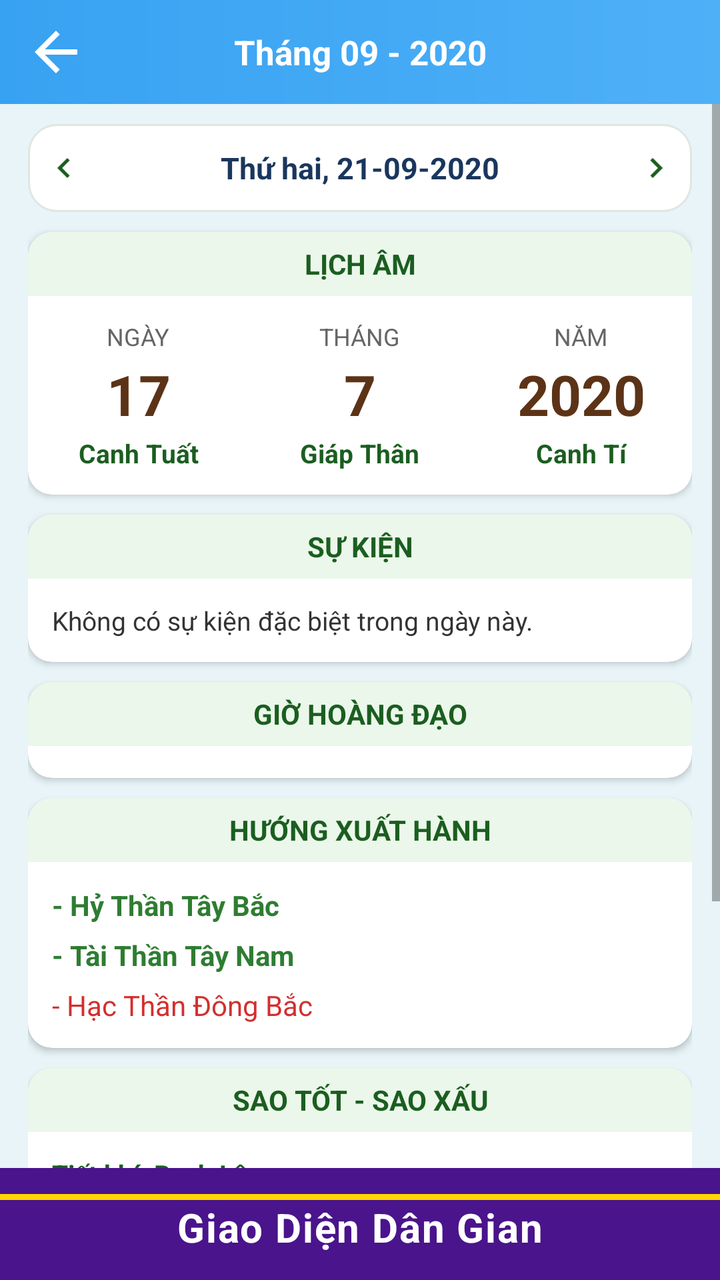
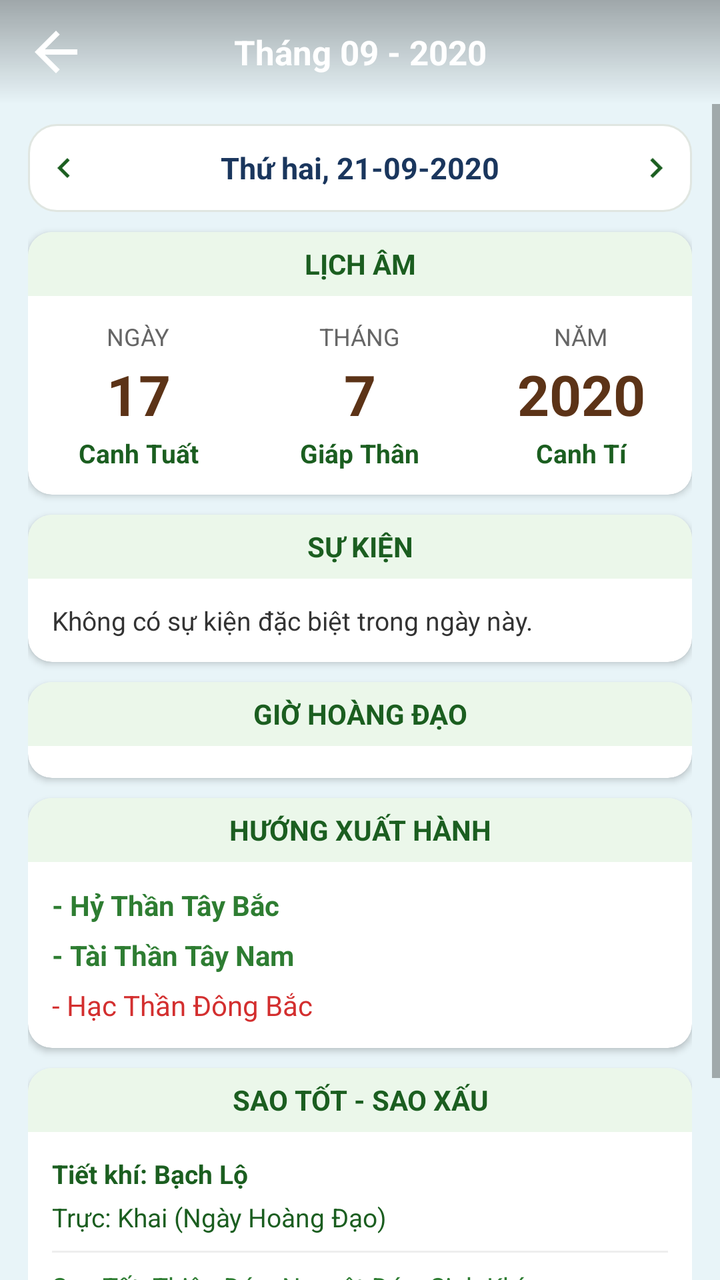

An Android layout rendered at two revisions. The XML below is the earlier revision; the diff shows what the commit changed to produce the second picture.
<!-- AndroidManifest.xml: application theme Theme.LichViet -->
<!-- res/layout/activity_day_detail.xml -->
<?xml version="1.0" encoding="utf-8"?>
<androidx.constraintlayout.widget.ConstraintLayout xmlns:android="http://schemas.android.com/apk/res/android"
    xmlns:app="http://schemas.android.com/apk/res-auto"
    android:layout_width="match_parent"
    android:layout_height="match_parent"
    android:background="#E8F4F8">

    
    <androidx.constraintlayout.widget.ConstraintLayout
        android:id="@+id/detail_top_bar"
        android:layout_width="0dp"
        android:layout_height="52dp"
        android:background="@drawable/bg_folk_header"
        android:paddingHorizontal="12dp"
        app:layout_constraintTop_toTopOf="parent"
        app:layout_constraintStart_toStartOf="parent"
        app:layout_constraintEnd_toEndOf="parent">

        <ImageView
            android:id="@+id/btn_back"
            android:layout_width="32dp"
            android:layout_height="32dp"
            android:contentDescription="Quay lại"
            android:src="@drawable/ic_arrow_back"
            app:layout_constraintStart_toStartOf="parent"
            app:layout_constraintTop_toTopOf="parent"
            app:layout_constraintBottom_toBottomOf="parent" />

        <TextView
            android:id="@+id/tv_detail_month_year"
            android:layout_width="wrap_content"
            android:layout_height="wrap_content"
            android:text="Tháng 09 - 2020"
            android:textColor="@color/white"
            android:textSize="17sp"
            android:textStyle="bold"
            app:layout_constraintStart_toStartOf="parent"
            app:layout_constraintEnd_toEndOf="parent"
            app:layout_constraintTop_toTopOf="parent"
            app:layout_constraintBottom_toBottomOf="parent" />

    </androidx.constraintlayout.widget.ConstraintLayout>

    
    <ScrollView
        android:layout_width="0dp"
        android:layout_height="0dp"
        android:fillViewport="true"
        app:layout_constraintTop_toBottomOf="@id/detail_top_bar"
        app:layout_constraintBottom_toTopOf="@id/bottom_banner_detail"
        app:layout_constraintStart_toStartOf="parent"
        app:layout_constraintEnd_toEndOf="parent">

        <LinearLayout
            android:layout_width="match_parent"
            android:layout_height="wrap_content"
            android:orientation="vertical"
            android:paddingHorizontal="14dp"
            android:paddingTop="10dp"
            android:paddingBottom="16dp">

            
            <LinearLayout
                android:layout_width="match_parent"
                android:layout_height="44dp"
                android:background="@drawable/bg_folk_card"
                android:orientation="horizontal"
                android:gravity="center">

                <ImageView
                    android:id="@+id/btn_prev_day"
                    android:layout_width="36dp"
                    android:layout_height="36dp"
                    android:padding="8dp"
                    android:src="@drawable/ic_chevron_left"
                    android:clickable="true"
                    android:focusable="true" />

                <TextView
                    android:id="@+id/tv_detail_full_date"
                    android:layout_width="0dp"
                    android:layout_height="wrap_content"
                    android:layout_weight="1"
                    android:gravity="center"
                    android:text="Thứ hai, 21-09-2020"
                    android:textColor="#1A365D"
                    android:textSize="15sp"
                    android:textStyle="bold" />

                <ImageView
                    android:id="@+id/btn_next_day"
                    android:layout_width="36dp"
                    android:layout_height="36dp"
                    android:padding="8dp"
                    android:src="@drawable/ic_chevron_right"
                    android:clickable="true"
                    android:focusable="true" />
            </LinearLayout>

            
            <androidx.cardview.widget.CardView
                android:layout_width="match_parent"
                android:layout_height="wrap_content"
                android:layout_marginTop="10dp"
                app:cardCornerRadius="12dp"
                app:cardElevation="2dp"
                app:cardBackgroundColor="@color/white">

                <LinearLayout
                    android:layout_width="match_parent"
                    android:layout_height="wrap_content"
                    android:orientation="vertical">

                    
                    <TextView
                        android:layout_width="match_parent"
                        android:layout_height="32dp"
                        android:background="#EBF7EA"
                        android:gravity="center"
                        android:text="@string/section_lunar_calendar"
                        android:textColor="#1B5E20"
                        android:textSize="14sp"
                        android:textStyle="bold" />

                    
                    <LinearLayout
                        android:layout_width="match_parent"
                        android:layout_height="wrap_content"
                        android:orientation="horizontal"
                        android:paddingVertical="12dp">

                        
                        <LinearLayout
                            android:layout_width="0dp"
                            android:layout_height="wrap_content"
                            android:layout_weight="1"
                            android:gravity="center"
                            android:orientation="vertical">

                            <TextView
                                android:layout_width="wrap_content"
                                android:layout_height="wrap_content"
                                android:text="@string/column_day"
                                android:textColor="#666666"
                                android:textSize="12sp" />

                            <TextView
                                android:id="@+id/tv_detail_lunar_day"
                                android:layout_width="wrap_content"
                                android:layout_height="wrap_content"
                                android:layout_marginTop="2dp"
                                android:text="17"
                                android:textColor="@color/lunar_day_color"
                                android:textSize="28sp"
                                android:textStyle="bold" />

                            <TextView
                                android:id="@+id/tv_detail_canchi_day"
                                android:layout_width="wrap_content"
                                android:layout_height="wrap_content"
                                android:layout_marginTop="2dp"
                                android:text="Canh Tuất"
                                android:textColor="#1B5E20"
                                android:textSize="13sp"
                                android:textStyle="bold" />
                        </LinearLayout>

                        
                        <LinearLayout
                            android:layout_width="0dp"
                            android:layout_height="wrap_content"
                            android:layout_weight="1"
                            android:gravity="center"
                            android:orientation="vertical">

                            <TextView
                                android:layout_width="wrap_content"
                                android:layout_height="wrap_content"
                                android:text="@string/column_month"
                                android:textColor="#666666"
                                android:textSize="12sp" />

                            <TextView
                                android:id="@+id/tv_detail_lunar_month"
                                android:layout_width="wrap_content"
                                android:layout_height="wrap_content"
                                android:layout_marginTop="2dp"
                                android:text="7"
                                android:textColor="@color/lunar_day_color"
                                android:textSize="28sp"
                                android:textStyle="bold" />

                            <TextView
                                android:id="@+id/tv_detail_canchi_month"
                                android:layout_width="wrap_content"
                                android:layout_height="wrap_content"
                                android:layout_marginTop="2dp"
                                android:text="Giáp Thân"
                                android:textColor="#1B5E20"
                                android:textSize="13sp"
                                android:textStyle="bold" />
                        </LinearLayout>

                        
                        <LinearLayout
                            android:layout_width="0dp"
                            android:layout_height="wrap_content"
                            android:layout_weight="1"
                            android:gravity="center"
                            android:orientation="vertical">

                            <TextView
                                android:layout_width="wrap_content"
                                android:layout_height="wrap_content"
                                android:text="@string/column_year"
                                android:textColor="#666666"
                                android:textSize="12sp" />

                            <TextView
                                android:id="@+id/tv_detail_lunar_year"
                                android:layout_width="wrap_content"
                                android:layout_height="wrap_content"
                                android:layout_marginTop="2dp"
                                android:text="2020"
                                android:textColor="@color/lunar_day_color"
                                android:textSize="28sp"
                                android:textStyle="bold" />

                            <TextView
                                android:id="@+id/tv_detail_canchi_year"
                                android:layout_width="wrap_content"
                                android:layout_height="wrap_content"
                                android:layout_marginTop="2dp"
                                android:text="Canh Tí"
                                android:textColor="#1B5E20"
                                android:textSize="13sp"
                                android:textStyle="bold" />
                        </LinearLayout>

                    </LinearLayout>

                </LinearLayout>
            </androidx.cardview.widget.CardView>

            
            <androidx.cardview.widget.CardView
                android:layout_width="match_parent"
                android:layout_height="wrap_content"
                android:layout_marginTop="10dp"
                app:cardCornerRadius="12dp"
                app:cardElevation="2dp"
                app:cardBackgroundColor="@color/white">

                <LinearLayout
                    android:layout_width="match_parent"
                    android:layout_height="wrap_content"
                    android:orientation="vertical">

                    <TextView
                        android:layout_width="match_parent"
                        android:layout_height="32dp"
                        android:background="#EBF7EA"
                        android:gravity="center"
                        android:text="@string/section_events"
                        android:textColor="#1B5E20"
                        android:textSize="14sp"
                        android:textStyle="bold" />

                    <TextView
                        android:id="@+id/tv_detail_events"
                        android:layout_width="match_parent"
                        android:layout_height="wrap_content"
                        android:padding="12dp"
                        android:text="@string/no_events"
                        android:textColor="#333333"
                        android:textSize="13sp" />

                </LinearLayout>
            </androidx.cardview.widget.CardView>

            
            <androidx.cardview.widget.CardView
                android:layout_width="match_parent"
                android:layout_height="wrap_content"
                android:layout_marginTop="10dp"
                app:cardCornerRadius="12dp"
                app:cardElevation="2dp"
                app:cardBackgroundColor="@color/white">

                <LinearLayout
                    android:layout_width="match_parent"
                    android:layout_height="wrap_content"
                    android:orientation="vertical">

                    <TextView
                        android:layout_width="match_parent"
                        android:layout_height="32dp"
                        android:background="#EBF7EA"
                        android:gravity="center"
                        android:text="@string/section_hoang_dao_hours"
                        android:textColor="#1B5E20"
                        android:textSize="14sp"
                        android:textStyle="bold" />

                    <androidx.recyclerview.widget.RecyclerView
                        android:id="@+id/rv_hoang_dao_hours"
                        android:layout_width="match_parent"
                        android:layout_height="wrap_content"
                        android:orientation="horizontal"
                        android:padding="8dp" />

                </LinearLayout>
            </androidx.cardview.widget.CardView>

            
            <androidx.cardview.widget.CardView
                android:layout_width="match_parent"
                android:layout_height="wrap_content"
                android:layout_marginTop="10dp"
                app:cardCornerRadius="12dp"
                app:cardElevation="2dp"
                app:cardBackgroundColor="@color/white">

                <LinearLayout
                    android:layout_width="match_parent"
                    android:layout_height="wrap_content"
                    android:orientation="vertical">

                    <TextView
                        android:layout_width="match_parent"
                        android:layout_height="32dp"
                        android:background="#EBF7EA"
                        android:gravity="center"
                        android:text="@string/section_departure_direction"
                        android:textColor="#1B5E20"
                        android:textSize="14sp"
                        android:textStyle="bold" />

                    <LinearLayout
                        android:layout_width="match_parent"
                        android:layout_height="wrap_content"
                        android:orientation="vertical"
                        android:padding="12dp">

                        <TextView
                            android:id="@+id/tv_hy_than"
                            android:layout_width="wrap_content"
                            android:layout_height="wrap_content"
                            android:text="- Hỷ Thần Tây Bắc"
                            android:textColor="#2E7D32"
                            android:textSize="14sp"
                            android:textStyle="bold" />

                        <TextView
                            android:id="@+id/tv_tai_than"
                            android:layout_width="wrap_content"
                            android:layout_height="wrap_content"
                            android:layout_marginTop="6dp"
                            android:text="- Tài Thần Tây Nam"
                            android:textColor="#2E7D32"
                            android:textSize="14sp"
                            android:textStyle="bold" />

                        <TextView
                            android:id="@+id/tv_hac_than"
                            android:layout_width="wrap_content"
                            android:layout_height="wrap_content"
                            android:layout_marginTop="6dp"
                            android:text="- Hạc Thần Đông Bắc"
                            android:textColor="#D32F2F"
                            android:textSize="14sp" />

                    </LinearLayout>
                </LinearLayout>
            </androidx.cardview.widget.CardView>

            
            <androidx.cardview.widget.CardView
                android:layout_width="match_parent"
                android:layout_height="wrap_content"
                android:layout_marginTop="10dp"
                app:cardCornerRadius="12dp"
                app:cardElevation="2dp"
                app:cardBackgroundColor="@color/white">

                <LinearLayout
                    android:layout_width="match_parent"
                    android:layout_height="wrap_content"
                    android:orientation="vertical">

                    <TextView
                        android:layout_width="match_parent"
                        android:layout_height="32dp"
                        android:background="#EBF7EA"
                        android:gravity="center"
                        android:text="@string/section_stars"
                        android:textColor="#1B5E20"
                        android:textSize="14sp"
                        android:textStyle="bold" />

                    <LinearLayout
                        android:layout_width="match_parent"
                        android:layout_height="wrap_content"
                        android:orientation="vertical"
                        android:padding="12dp">

                        <TextView
                            android:id="@+id/tv_tiet_khi"
                            android:layout_width="wrap_content"
                            android:layout_height="wrap_content"
                            android:text="Tiết khí: Bạch Lộ"
                            android:textColor="#1B5E20"
                            android:textSize="13sp"
                            android:textStyle="bold" />

                        <TextView
                            android:id="@+id/tv_truc"
                            android:layout_width="wrap_content"
                            android:layout_height="wrap_content"
                            android:layout_marginTop="4dp"
                            android:text="Trực: Khai (Ngày Hoàng Đạo)"
                            android:textColor="#1B5E20"
                            android:textSize="13sp" />

                        <View
                            android:layout_width="match_parent"
                            android:layout_height="1dp"
                            android:layout_marginVertical="8dp"
                            android:background="#EEEEEE" />

                        <TextView
                            android:id="@+id/tv_good_stars"
                            android:layout_width="match_parent"
                            android:layout_height="wrap_content"
                            android:text="Sao Tốt: Thiên Đức, Nguyệt Đức, Sinh Khí"
                            android:textColor="#2E7D32"
                            android:textSize="13sp" />

                        <TextView
                            android:id="@+id/tv_bad_stars"
                            android:layout_width="match_parent"
                            android:layout_height="wrap_content"
                            android:layout_marginTop="6dp"
                            android:text="Sao Xấu: Tiểu Hồng Sa"
                            android:textColor="#C62828"
                            android:textSize="13sp" />

                        <View
                            android:layout_width="match_parent"
                            android:layout_height="1dp"
                            android:layout_marginVertical="8dp"
                            android:background="#EEEEEE" />

                        <TextView
                            android:id="@+id/tv_should_do"
                            android:layout_width="match_parent"
                            android:layout_height="wrap_content"
                            android:text="Nên làm: Cúng tế, cầu tài, xuất hành, khai trương"
                            android:textColor="#1565C0"
                            android:textSize="13sp" />

                        <TextView
                            android:id="@+id/tv_should_avoid"
                            android:layout_width="match_parent"
                            android:layout_height="wrap_content"
                            android:layout_marginTop="6dp"
                            android:text="Kiêng cữ: Kiện tụng, tranh chấp, làm nhà"
                            android:textColor="#E65100"
                            android:textSize="13sp" />

                    </LinearLayout>
                </LinearLayout>
            </androidx.cardview.widget.CardView>

        </LinearLayout>
    </ScrollView>

    
    <LinearLayout
        android:id="@+id/bottom_banner_detail"
        android:layout_width="0dp"
        android:layout_height="56dp"
        android:background="#4A148C"
        android:orientation="vertical"
        android:gravity="center"
        app:layout_constraintBottom_toBottomOf="parent"
        app:layout_constraintStart_toStartOf="parent"
        app:layout_constraintEnd_toEndOf="parent">

        
        <View
            android:layout_width="match_parent"
            android:layout_height="3dp"
            android:background="#FFD700" />

        <TextView
            android:layout_width="wrap_content"
            android:layout_height="wrap_content"
            android:text="Giao Diện Dân Gian"
            android:textColor="@color/white"
            android:textSize="20sp"
            android:textStyle="bold"
            android:letterSpacing="0.03" />

    </LinearLayout>

</androidx.constraintlayout.widget.ConstraintLayout>
<!-- resources referenced by this layout -->
<resources>
  <color name="lunar_day_color">#5C3317</color>
  <color name="white">#FFFFFF</color>
  <!-- drawable bg_folk_card (drawable) -->
  <?xml version="1.0" encoding="utf-8"?>
  <shape xmlns:android="http://schemas.android.com/apk/res/android"
      android:shape="rectangle">
      <solid android:color="#FFFFFF" />
      <corners android:radius="14dp" />
      <stroke
          android:width="1dp"
          android:color="#E0E6E1" />
  </shape>
  <!-- drawable bg_folk_header (drawable) -->
  <?xml version="1.0" encoding="utf-8"?>
  <shape xmlns:android="http://schemas.android.com/apk/res/android"
      android:shape="rectangle">
      <gradient
          android:startColor="#38A2F2"
          android:endColor="#4EB0F7"
          android:angle="0" />
  </shape>
  <!-- drawable ic_arrow_back (drawable) -->
  <vector xmlns:android="http://schemas.android.com/apk/res/android"
      android:width="24dp"
      android:height="24dp"
      android:viewportWidth="24"
      android:viewportHeight="24">
      <path
          android:fillColor="#FFFFFF"
          android:pathData="M20,11H7.83l5.59,-5.59L12,4l-8,8 8,8 1.41,-1.41L7.83,13H20v-2z" />
  </vector>
  <!-- drawable ic_chevron_left (drawable) -->
  <vector xmlns:android="http://schemas.android.com/apk/res/android"
      android:width="24dp"
      android:height="24dp"
      android:viewportWidth="24"
      android:viewportHeight="24">
      <path
          android:fillColor="#1B5E20"
          android:pathData="M15.41,7.41L14,6l-6,6 6,6 1.41,-1.41L10.83,12z" />
  </vector>
  <!-- drawable ic_chevron_right (drawable) -->
  <vector xmlns:android="http://schemas.android.com/apk/res/android"
      android:width="24dp"
      android:height="24dp"
      android:viewportWidth="24"
      android:viewportHeight="24">
      <path
          android:fillColor="#1B5E20"
          android:pathData="M10,6L8.59,7.41 13.17,12l-4.58,4.59L10,18l6,-6z" />
  </vector>
  <string name="column_day">NGÀY</string>
  <string name="column_month">THÁNG</string>
  <string name="column_year">NĂM</string>
  <string name="no_events">Không có sự kiện đặc biệt trong ngày này.</string>
  <string name="section_departure_direction">HƯỚNG XUẤT HÀNH</string>
  <string name="section_events">SỰ KIỆN</string>
  <string name="section_hoang_dao_hours">GIỜ HOÀNG ĐẠO</string>
  <string name="section_lunar_calendar">LỊCH ÂM</string>
  <string name="section_stars">SAO TỐT - SAO XẤU</string>
  <style name="Theme.LichViet" parent="Theme.MaterialComponents.Light.NoActionBar">
          
          <item name="colorPrimary">@color/primary</item>
          <item name="colorPrimaryVariant">@color/primary_variant</item>
          <item name="colorOnPrimary">@color/white</item>
          
          <item name="colorSecondary">@color/secondary</item>
          <item name="colorSecondaryVariant">@color/secondary_variant</item>
          <item name="colorOnSecondary">@color/white</item>
          
          <item name="android:statusBarColor">@color/folk_sky_blue</item>
          <item name="android:windowLightStatusBar">false</item>
          <item name="android:windowBackground">@color/folk_parchment</item>
      </style>
  <color name="primary">#1B5E20</color>
  <color name="primary_variant">#003300</color>
  <color name="secondary">#E65100</color>
  <color name="secondary_variant">#AC1900</color>
  <color name="folk_sky_blue">#3FA9F5</color>
  <color name="folk_parchment">#F7F3E9</color>
</resources>

<!-- the commit's change to res/layout/activity_day_detail.xml (unified diff, before → after) -->
@@ -47,7 +47,7 @@
         android:layout_height="0dp"
         android:fillViewport="true"
         app:layout_constraintTop_toBottomOf="@id/detail_top_bar"
-        app:layout_constraintBottom_toTopOf="@id/bottom_banner_detail"
+        app:layout_constraintBottom_toBottomOf="parent"
         app:layout_constraintStart_toStartOf="parent"
         app:layout_constraintEnd_toEndOf="parent">
 
@@ -475,33 +475,4 @@
         </LinearLayout>
     </ScrollView>
 
-    
-    <LinearLayout
-        android:id="@+id/bottom_banner_detail"
-        android:layout_width="0dp"
-        android:layout_height="56dp"
-        android:background="#4A148C"
-        android:orientation="vertical"
-        android:gravity="center"
-        app:layout_constraintBottom_toBottomOf="parent"
-        app:layout_constraintStart_toStartOf="parent"
-        app:layout_constraintEnd_toEndOf="parent">
-
-        
-        <View
-            android:layout_width="match_parent"
-            android:layout_height="3dp"
-            android:background="#FFD700" />
-
-        <TextView
-            android:layout_width="wrap_content"
-            android:layout_height="wrap_content"
-            android:text="Giao Diện Dân Gian"
-            android:textColor="@color/white"
-            android:textSize="20sp"
-            android:textStyle="bold"
-            android:letterSpacing="0.03" />
-
-    </LinearLayout>
-
 </androidx.constraintlayout.widget.ConstraintLayout>
<!-- resource entries referenced after the edit -->
@@ -17,9 +17,9 @@
   <shape xmlns:android="http://schemas.android.com/apk/res/android"
       android:shape="rectangle">
       <gradient
-          android:startColor="#38A2F2"
-          android:endColor="#4EB0F7"
-          android:angle="0" />
+          android:startColor="#50000000"
+          android:endColor="#00000000"
+          android:angle="270" />
   </shape>
   <!-- drawable ic_arrow_back (drawable) -->
   <vector xmlns:android="http://schemas.android.com/apk/res/android"
